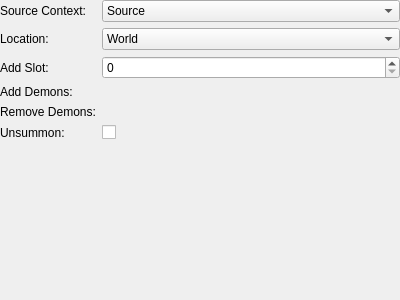
Before: the Qt Designer form tools/cathedral/ui/ActionUpdateCOMP.ui in comphack/comp_hack, drawn with Qt 5.
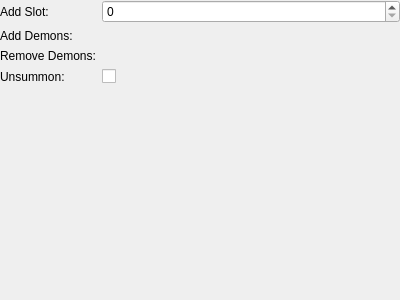
After: the same form once the commit is applied. Custom widgets are drawn as their Qt base class.

Commit message: Minimizing the base action UI

```diff
--- a/tools/cathedral/ui/ActionUpdateCOMP.ui
+++ b/tools/cathedral/ui/ActionUpdateCOMP.ui
@@ -29,104 +29,47 @@
       <enum>QFormLayout::AllNonFixedFieldsGrow</enum>
      </property>
      <item row="0" column="0">
-      <widget class="QLabel" name="lblSourceContext">
+      <widget class="QLabel" name="lblAddSlot">
        <property name="text">
-        <string>Source Context:</string>
+        <string>Add Slot:</string>
        </property>
       </widget>
      </item>
      <item row="0" column="1">
-      <widget class="QComboBox" name="sourceContext">
-       <item>
-        <property name="text">
-         <string>Source</string>
-        </property>
-       </item>
-       <item>
-        <property name="text">
-         <string>Party</string>
-        </property>
-       </item>
-       <item>
-        <property name="text">
-         <string>All</string>
-        </property>
-       </item>
+      <widget class="QSpinBox" name="addSlot">
+       <property name="maximum">
+        <number>255</number>
+       </property>
       </widget>
      </item>
      <item row="1" column="0">
-      <widget class="QLabel" name="lblLocation">
-       <property name="text">
-        <string>Location:</string>
-       </property>
-      </widget>
-     </item>
-     <item row="1" column="1">
-      <widget class="QComboBox" name="location">
-       <item>
-        <property name="text">
-         <string>World</string>
-        </property>
-       </item>
-       <item>
-        <property name="text">
-         <string>Channel</string>
-        </property>
-       </item>
-       <item>
-        <property name="text">
-         <string>Instance</string>
-        </property>
-       </item>
-       <item>
-        <property name="text">
-         <string>Zone</string>
-        </property>
-       </item>
-      </widget>
-     </item>
-     <item row="3" column="0">
       <widget class="QLabel" name="lblAddDemons">
        <property name="text">
         <string>Add Demons:</string>
        </property>
       </widget>
      </item>
-     <item row="3" column="1">
+     <item row="1" column="1">
       <widget class="ActionMap" name="addDemons" native="true"/>
      </item>
      <item row="2" column="0">
-      <widget class="QLabel" name="lblAddSlot">
-       <property name="text">
-        <string>Add Slot:</string>
-       </property>
-      </widget>
-     </item>
-     <item row="4" column="0">
       <widget class="QLabel" name="lblRemoveDemons">
        <property name="text">
         <string>Remove Demons:</string>
        </property>
       </widget>
      </item>
-     <item row="4" column="1">
-      <widget class="ActionMap" name="removeDemons" native="true"/>
-     </item>
      <item row="2" column="1">
-      <widget class="QSpinBox" name="addSlot">
-       <property name="maximum">
-        <number>255</number>
-       </property>
-      </widget>
+      <widget class="ActionMap" name="removeDemons" native="true"/>
      </item>
-     <item row="5" column="0">
+     <item row="3" column="0">
       <widget class="QLabel" name="lblUnsummon">
        <property name="text">
         <string>Unsummon:</string>
        </property>
       </widget>
      </item>
-     <item row="5" column="1">
+     <item row="3" column="1">
       <widget class="QCheckBox" name="unsummon">
        <property name="text">
         <string/>
```
The commit also changes 50 other files.
